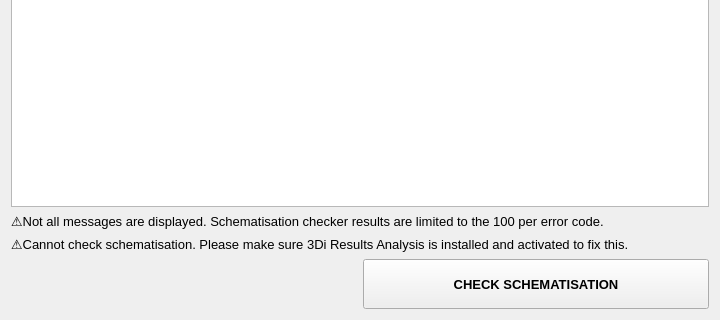
First picture: the form in rana_qgis_plugin/simulation/upload_wizard/page_check_model.ui, repository nens/rana-qgis-plugin, before the edit; both pictures show x 0 to 720 and y 493 to 813 of the 720 by 813 pixel window.
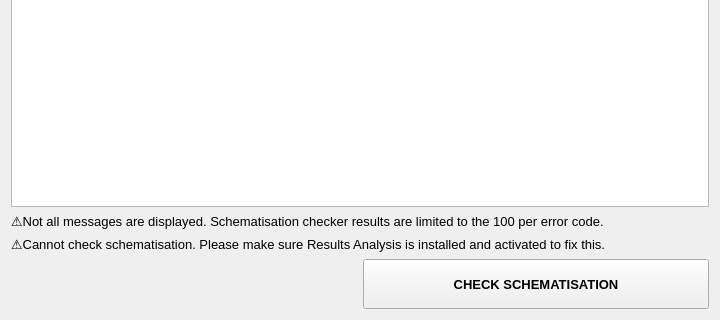
Second picture: the form after the edit. Icons and pictures are not drawn.

```diff
--- a/rana_qgis_plugin/simulation/upload_wizard/page_check_model.ui
+++ b/rana_qgis_plugin/simulation/upload_wizard/page_check_model.ui
@@ -295,7 +295,7 @@
         </font>
        </property>
        <property name="text">
-        <string>⚠Cannot check schematisation. Please make sure 3Di Results Analysis is installed and activated to fix this.</string>
+        <string>⚠Cannot check schematisation. Please make sure Results Analysis is installed and activated to fix this.</string>
        </property>
        <property name="wordWrap">
         <bool>true</bool>
```
